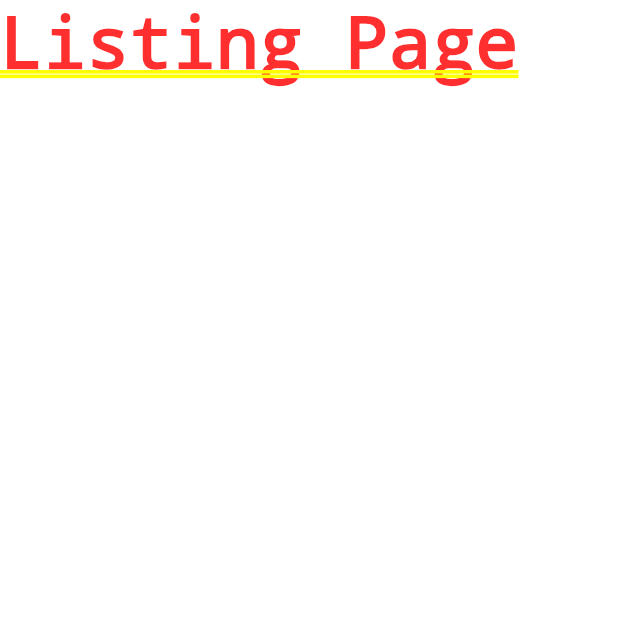
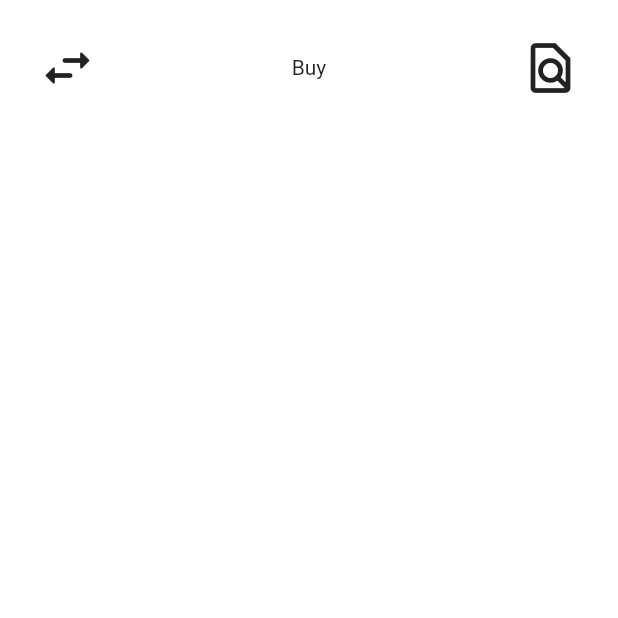
Before and after one commit to pipiipin/Moneyque, a Flutter app: the screen it shows after launch, on a phone screen of 412 x 824 dp, the top half of it. Run offline on Flutter 3.47's test engine with Material 2 defaults, Android fonts, the phone set to English and light mode, and no system bars.

Commit message:
[UPDATE] listing update

```diff
--- a/moneyque/lib/listing.dart
+++ b/moneyque/lib/listing.dart
@@ -10,8 +10,44 @@ class Listing extends StatefulWidget {
 class _ListingState extends State<Listing> {
   @override
   Widget build(BuildContext context) {
-    return Container(
-      child: Text('Listing Page'),
+    return new MaterialApp(
+      title: 'Testing',
+      home: new SafeArea(
+        child: Scaffold(
+          body: Column(
+            children: [
+              Padding(
+                padding: EdgeInsets.all(25),
+                child: Row(
+                  mainAxisAlignment: MainAxisAlignment.spaceBetween,
+                  children: [
+                    GestureDetector(
+                      onTap: () {
+                        print(1);
+                      },
+                      child: Icon(
+                        Icons.swap_horiz_rounded,
+                        size: 40,
+                      ),
+                    ),
+                    Text("Buy"),
+                    GestureDetector(
+                      onTap: () {
+                        print(2);
+                      },
+                      child: Icon(
+                        Icons.find_in_page_outlined,
+                        size: 40,
+                      ),
+                    )
+                  ],
+                ),
+              ),
+            ],
+          ),
+          backgroundColor: Colors.white,
+        ),
+      ),
     );
   }
 }
```
